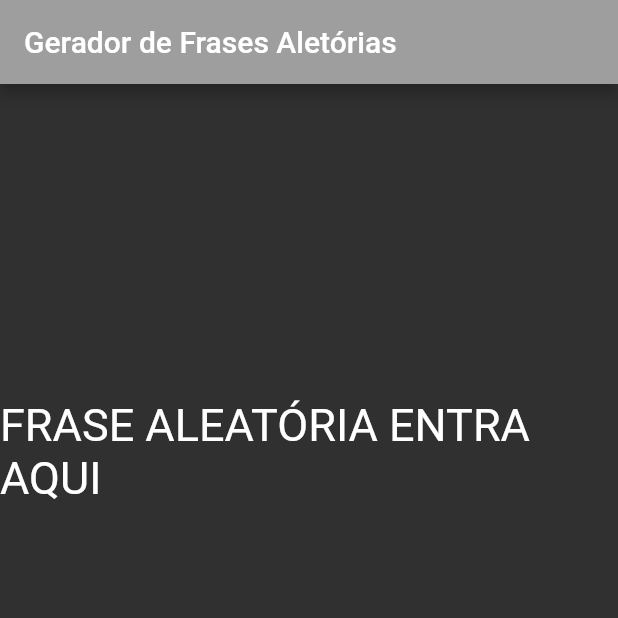
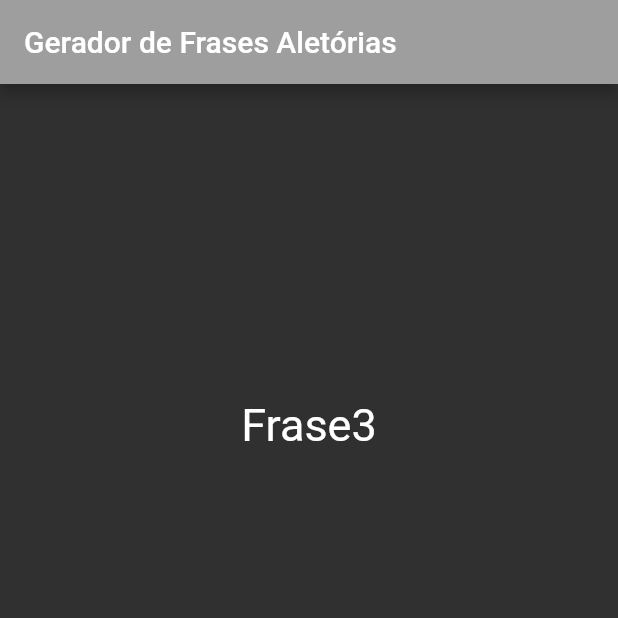
Before and after one commit to Cereser01/Random_Phrase_Generator, a Flutter app: the screen it shows after launch, on a phone screen of 412 x 824 dp, the top half of it. Run offline on Flutter 3.47's test engine with Material 2 defaults, Android fonts, the phone set to English and light mode, and no system bars.

Commit message:
Implementado lista de frases e sistema pra seleçao de frase aleatória

```diff
--- a/frases_aletorias_app/lib/Home.dart
+++ b/frases_aletorias_app/lib/Home.dart
@@ -1,8 +1,26 @@
 import 'package:flutter/material.dart';
+import "dart:math";
 
 class Home extends StatelessWidget {
-  const Home({Key? key}) : super(key: key);
 
+  final List<String> listaFrases = [
+    "Frase1",
+    "Frase2",
+    "Frase3",
+    "Frase4",
+    "Frase5",
+    "Frase6",
+    "Frase7"
+  ];
+
+  final List<String> listaAutores = [
+    "Autor1",
+    "Autor2"
+  ];
+
+  final _random = new Random();
+
+  Home({Key? key}) : super(key: key);
   @override
   Widget build(BuildContext context) {
     return Scaffold(
@@ -17,7 +35,7 @@ class Home extends StatelessWidget {
             Padding(
                 padding: EdgeInsets.fromLTRB(20, 200, 20, 10)
             ),
-            Text("FRASE ALEATÓRIA ENTRA AQUI",
+            Text(listaFrases[_random.nextInt(listaFrases.length)],
               style: TextStyle(
                 fontSize: 30,
                 fontWeight: FontWeight.normal,
--- a/frases_aletorias_app/lib/main.dart
+++ b/frases_aletorias_app/lib/main.dart
@@ -2,12 +2,13 @@ import 'package:flutter/material.dart';
 import 'Home.dart';
 
 void main() {
+
   runApp(MaterialApp(
     debugShowCheckedModeBanner: false,
     title: "Gerador de Frases Aleatórias",
     theme: ThemeData(
       brightness: Brightness.dark,
     ),
-    home: const Home(),
+    home: Home(),
   ));
 }
```
